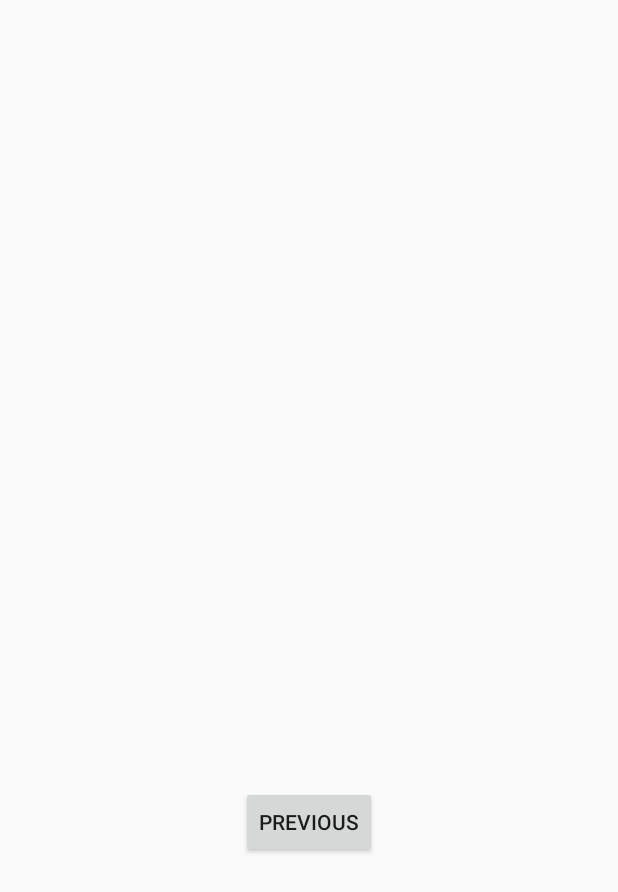
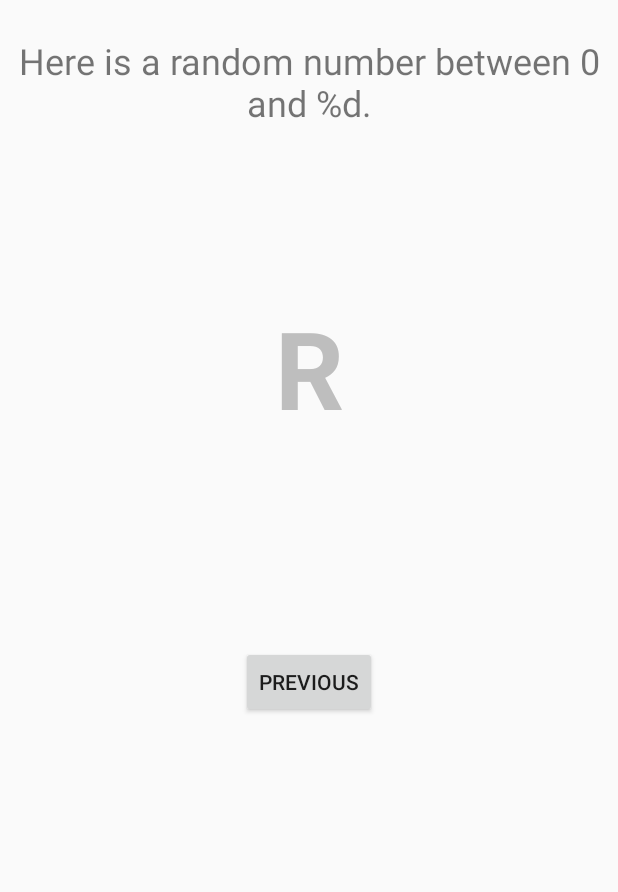
Before and after one commit to srLitem/randomNum, an Android app: the layout fragment_second.xml on its own in the app's theme, with its tools: preview values and no code run, on a phone screen of 412 x 824 dp. Shown: the top 892 px of the screen. Run offline under Robolectric (Android 15) with nearby library versions, the phone set to English and light mode, and no system bars.

Commit message:
Added random number generation with the specified number

```diff
--- a/app/build.gradle
+++ b/app/build.gradle
@@ -1,4 +1,5 @@
 apply plugin: 'com.android.application'
+apply plugin: 'androidx.navigation.safeargs'
 
 android {
     compileSdkVersion 29
--- a/app/src/main/java/android/example/randomnumber/FirstFragment.java
+++ b/app/src/main/java/android/example/randomnumber/FirstFragment.java
@@ -32,8 +32,9 @@ public class FirstFragment extends Fragment {
         view.findViewById(R.id.random_button).setOnClickListener(new View.OnClickListener() {
             @Override
             public void onClick(View view) {
-                NavHostFragment.findNavController(FirstFragment.this)
-                        .navigate(R.id.action_FirstFragment_to_SecondFragment);
+                int currentCount = Integer.parseInt(showCountTextView.getText().toString());
+                FirstFragmentDirections.ActionFirstFragmentToSecondFragment action = FirstFragmentDirections.actionFirstFragmentToSecondFragment(currentCount);
+                NavHostFragment.findNavController(FirstFragment.this).navigate(action);
             }
         });
 
--- a/app/src/main/res/layout/fragment_second.xml
+++ b/app/src/main/res/layout/fragment_second.xml
@@ -7,10 +7,13 @@
     tools:context=".SecondFragment">
 
     <TextView
-        android:id="@+id/textview_second"
+        android:id="@+id/textview_header"
         android:layout_width="wrap_content"
         android:layout_height="wrap_content"
-        app:layout_constraintBottom_toTopOf="@id/button_second"
+        android:layout_margin="24dp"
+        android:textSize="24dp"
+        android:textAlignment="center"
+        android:text="@string/random_heading"
         app:layout_constraintEnd_toEndOf="parent"
         app:layout_constraintStart_toStartOf="parent"
         app:layout_constraintTop_toTopOf="parent" />
@@ -23,5 +26,19 @@
         app:layout_constraintBottom_toBottomOf="parent"
         app:layout_constraintEnd_toEndOf="parent"
         app:layout_constraintStart_toStartOf="parent"
-        app:layout_constraintTop_toBottomOf="@id/textview_second" />
+        app:layout_constraintTop_toBottomOf="@id/textview_header" />
+
+    <TextView
+        android:id="@+id/textView_random"
+        android:layout_width="wrap_content"
+        android:layout_height="wrap_content"
+        android:text="R"
+        android:textColor="@android:color/secondary_text_dark"
+        android:textSize="72sp"
+        android:textStyle="bold"
+        app:layout_constraintBottom_toTopOf="@+id/button_second"
+        app:layout_constraintEnd_toEndOf="parent"
+        app:layout_constraintStart_toStartOf="parent"
+        app:layout_constraintTop_toBottomOf="@+id/textview_header"
+        app:layout_constraintVertical_bias="0.45"/>
 </androidx.constraintlayout.widget.ConstraintLayout>
--- a/app/src/main/res/navigation/nav_graph.xml
+++ b/app/src/main/res/navigation/nav_graph.xml
@@ -24,5 +24,8 @@
         <action
             android:id="@+id/action_SecondFragment_to_FirstFragment"
             app:destination="@id/FirstFragment" />
+        <argument
+            android:name="myArg"
+            app:argType="integer" />
     </fragment>
 </navigation>
--- a/app/src/main/res/values/strings.xml
+++ b/app/src/main/res/values/strings.xml
@@ -8,7 +8,7 @@
     <string name="previous">Previous</string>
 
     <string name="hello_first_fragment">0</string>
-    <string name="hello_second_fragment">Randomizer!</string>
+    <string name="random_heading">Here is a random number between 0 and %d.</string>
     <string name="toast_button_text">Toast</string>
     <string name="count_button_text">Count</string>
     <string name="toast_message_text">Laugh! This is a funny message</string>
--- a/build.gradle
+++ b/build.gradle
@@ -9,7 +9,8 @@ buildscript {
     }
     dependencies {
         classpath 'com.android.tools.build:gradle:3.6.1'
-
+        def nav_version = "2.3.0-alpha04"
+        classpath "androidx.navigation:navigation-safe-args-gradle-plugin:$nav_version"
 
         // NOTE: Do not place your application dependencies here; they belong
         // in the individual module build.gradle files
```
Also changed, not shown: app/src/main/java/android/example/randomnumber/SecondFragment.java (+20 -0 lines).
